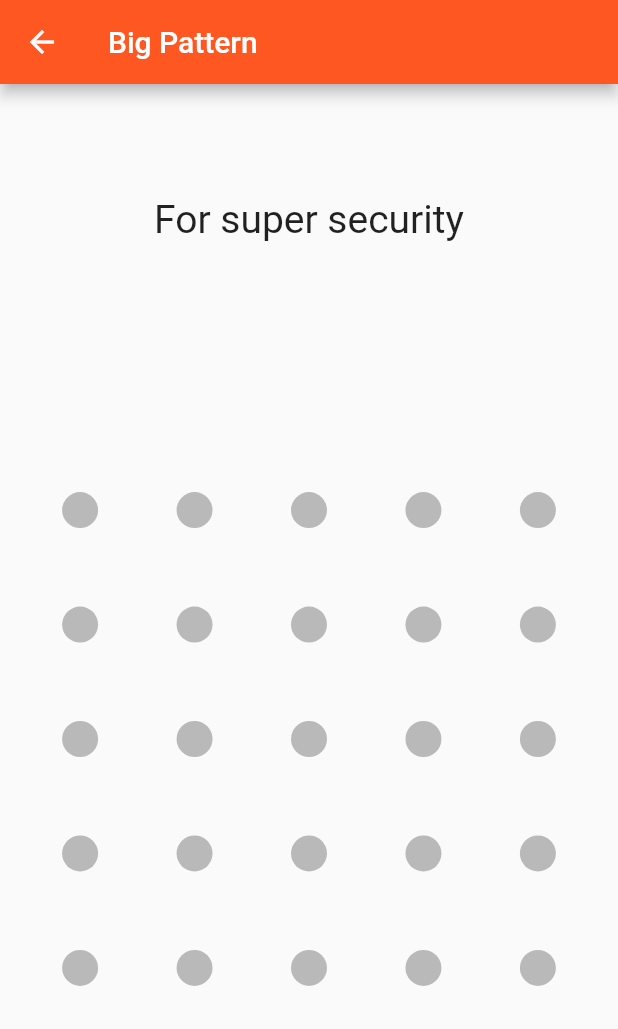
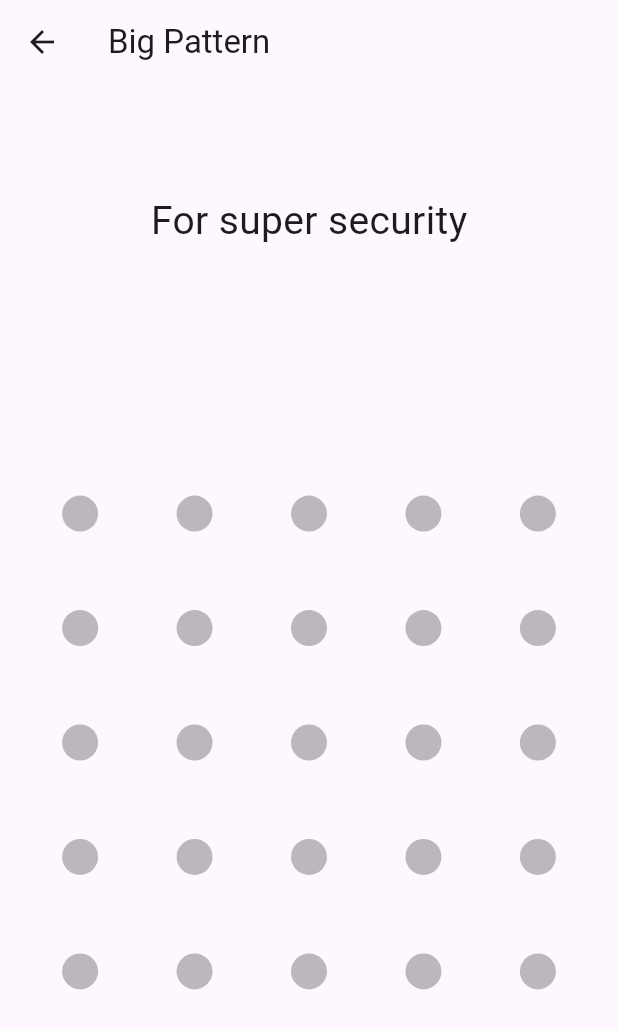
Before and after one commit to qwert2603/pattern_lock, a Flutter app: the screen it shows after launch, after a tap on "Big Pattern", on a phone screen of 412 x 824 dp. Shown: the top 1029 px of the screen. Run offline on Flutter 3.47's test engine with Material 2 defaults, Android fonts, the phone set to English and light mode, and no system bars.

Commit message:
Updated the app aesthetics to Material 3

```diff
--- a/example/lib/main.dart
+++ b/example/lib/main.dart
@@ -14,6 +14,7 @@ class MyApp extends StatelessWidget {
       title: 'Pattern Lock Demo',
       theme: ThemeData(
         primarySwatch: Colors.deepOrange,
+        useMaterial3: true
       ),
       routes: {
         "/check_pattern": (BuildContext context) => CheckPattern(),
@@ -50,24 +51,18 @@ class _HomeWidgetState extends State<HomeWidget> {
             style: TextStyle(fontSize: 16),
           ),
           SizedBox(height: 4),
-          InkWell(
-            child: Text(
-              'https://github.com/qwert2603/pattern_lock',
-              style: TextStyle(fontSize: 16, color: Colors.deepOrange),
-            ),
-            onTap: () => launch("https://github.com/qwert2603/pattern_lock"),
-          ),
+          TextButton(onPressed: () => launch("https://github.com/qwert2603/pattern_lock"), child: Text(
+            'https://github.com/qwert2603/pattern_lock',
+            style: TextStyle(fontSize: 16, color: Colors.deepOrange),
+          )),
           SizedBox(height: 4),
-          InkWell(
-            child: Text(
-              'https://pub.dev/packages/pattern_lock',
-              style: TextStyle(fontSize: 16, color: Colors.deepOrange),
-            ),
-            onTap: () => launch("https://pub.dev/packages/pattern_lock"),
-          ),
+          TextButton(onPressed: () => launch("https://pub.dev/packages/pattern_lock"), child: Text(
+            'https://pub.dev/packages/pattern_lock',
+            style: TextStyle(fontSize: 16, color: Colors.deepOrange),
+          )),
           SizedBox(height: 24),
-          MaterialButton(
-            color: Colors.lightGreen,
+          FilledButton.tonal(
+            style: ButtonStyle(backgroundColor: MaterialStateColor.resolveWith((states) => Colors.lightGreen)),
             child: Text("Set Pattern", style: TextStyle(color: Colors.white)),
             onPressed: () async {
               final result = await Navigator.pushNamed(context, "/set_pattern");
@@ -83,8 +78,8 @@ class _HomeWidgetState extends State<HomeWidget> {
           ),
           if (pattern != null) ...[
             SizedBox(height: 16),
-            MaterialButton(
-              color: Colors.green,
+            FilledButton.tonal(
+              style: ButtonStyle(backgroundColor: MaterialStateColor.resolveWith((states) => Colors.green)),
               child:
                   Text("Check Pattern", style: TextStyle(color: Colors.white)),
               onPressed: () async {
@@ -105,8 +100,8 @@ class _HomeWidgetState extends State<HomeWidget> {
             ),
           ],
           SizedBox(height: 24),
-          MaterialButton(
-            color: Colors.red,
+          FilledButton.tonal(
+            style: ButtonStyle(backgroundColor: MaterialStateColor.resolveWith((states) => Colors.red)),
             child: Text("Big Pattern", style: TextStyle(color: Colors.white)),
             onPressed: () => Navigator.pushNamed(context, "/big_pattern"),
           ),
```
